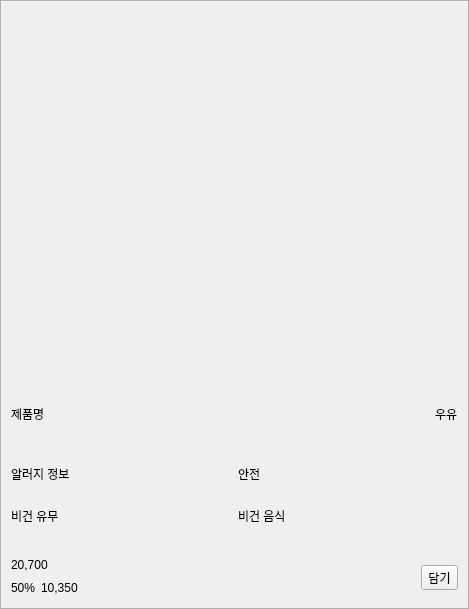
First picture: the form in shopee_ros2/src/shopee_app/shopee_app/ui/promoded_class.ui, repository addinedu-roscamp-7th/roscamp-repo-1, before the edit.
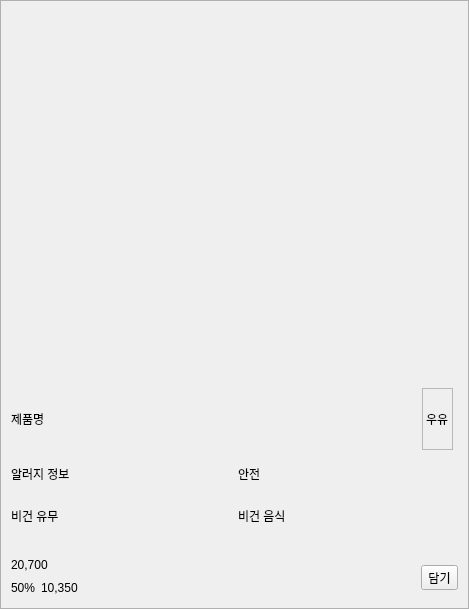
Second picture: the form after the edit. Icons and pictures are not drawn.

Commit message: [ShopeeApp] 텍스트 버튼들 아이콘버튼으로 변경

Patch:
```diff
--- a/shopee_ros2/src/shopee_app/shopee_app/ui/promoded_class.ui
+++ b/shopee_ros2/src/shopee_app/shopee_app/ui/promoded_class.ui
@@ -56,6 +56,12 @@
    </item>
    <item>
     <layout class="QHBoxLayout" name="horizontalLayout">
+     <property name="topMargin">
+      <number>10</number>
+     </property>
+     <property name="rightMargin">
+      <number>5</number>
+     </property>
      <item>
       <widget class="QLabel" name="label_prod_name">
        <property name="text">
@@ -78,9 +84,15 @@
      </item>
      <item>
       <widget class="QLabel" name="label_category">
+       <property name="frameShape">
+        <enum>QFrame::StyledPanel</enum>
+       </property>
        <property name="text">
         <string>우유</string>
        </property>
+       <property name="margin">
+        <number>10</number>
+       </property>
       </widget>
      </item>
     </layout>
```
The commit also changes 6 other files.
